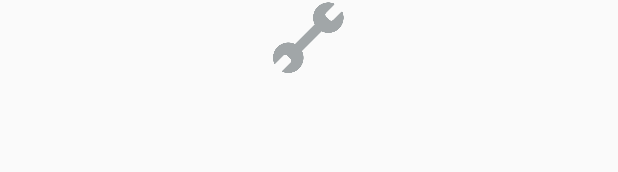
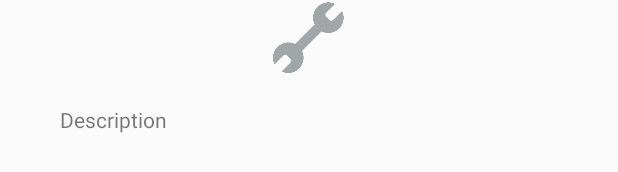
Before and after one commit to GKohavi/wehaveissues, an Android app: the layout issue_view.xml on its own in the app's theme, with its tools: preview values and no code run, on a phone screen of 412 x 824 dp. Shown: the part 643-815 px from the top of the screen. Run offline under Robolectric (Android 15) with nearby library versions, the phone set to English and light mode, and no system bars.

Commit message:
added upvoting feature

```diff
--- a/Example/app/src/main/res/layout/issue_view.xml
+++ b/Example/app/src/main/res/layout/issue_view.xml
@@ -41,6 +41,16 @@
         android:padding="1dp"
         android:adjustViewBounds="true"
         android:background="@null"/>
+
+    <TextView
+        android:id="@+id/upvoteCount"
+        android:layout_width="match_parent"
+        android:layout_height="wrap_content"
+        android:layout_gravity="center_vertical"
+        android:text="Description"
+        android:layout_margin="20dp"
+        />
+
     <!--
         <com.google.android.gms.maps.MapView
             android:id="@+id/issueMapView"
```
Also changed, not shown: Example/app/src/main/java/example/example/Issue.java (+5 -6 lines), Example/app/src/main/java/example/example/IssueFragment.java (+18 -1 lines).
